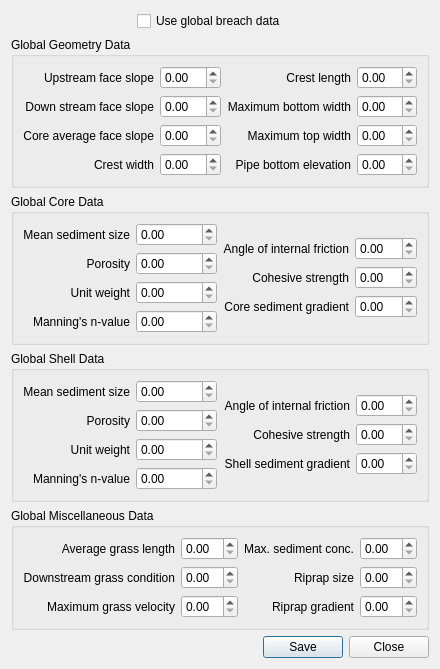
Old version of the form flo2d/ui/global_breach_data.ui in the repository FLO-2DSoftware/qgis-flo-2d-plugin.
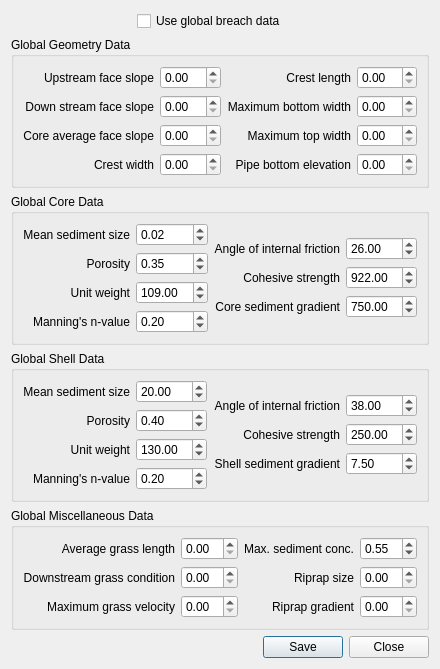
New version of the form.

Commit message: breach-defaults, channel profile legend, HYSTRUC.DAT 1st. line complete

The edit to the form file:
```diff
--- a/flo2d/ui/global_breach_data.ui
+++ b/flo2d/ui/global_breach_data.ui
@@ -69,16 +69,35 @@
         <item row="0" column="1">
          <layout class="QGridLayout" name="gridLayout_13">
           <item row="0" column="0">
-           <widget class="QDoubleSpinBox" name="gd50c_dbox"/>
+           <widget class="QDoubleSpinBox" name="gd50c_dbox">
+            <property name="value">
+             <double>0.020000000000000</double>
+            </property>
+           </widget>
           </item>
           <item row="1" column="0">
-           <widget class="QDoubleSpinBox" name="gporc_dbox"/>
+           <widget class="QDoubleSpinBox" name="gporc_dbox">
+            <property name="value">
+             <double>0.350000000000000</double>
+            </property>
+           </widget>
           </item>
           <item row="2" column="0">
-           <widget class="QDoubleSpinBox" name="guwc_dbox"/>
+           <widget class="QDoubleSpinBox" name="guwc_dbox">
+            <property name="maximum">
+             <double>9999.000000000000000</double>
+            </property>
+            <property name="value">
+             <double>109.000000000000000</double>
+            </property>
+           </widget>
           </item>
           <item row="3" column="0">
-           <widget class="QDoubleSpinBox" name="gcnc_dbox"/>
+           <widget class="QDoubleSpinBox" name="gcnc_dbox">
+            <property name="value">
+             <double>0.200000000000000</double>
+            </property>
+           </widget>
           </item>
          </layout>
         </item>
@@ -123,13 +142,34 @@
         <item row="0" column="1">
          <layout class="QGridLayout" name="gridLayout_10">
           <item row="0" column="0">
-           <widget class="QDoubleSpinBox" name="gafrc_dbox"/>
+           <widget class="QDoubleSpinBox" name="gafrc_dbox">
+            <property name="maximum">
+             <double>999.000000000000000</double>
+            </property>
+            <property name="value">
+             <double>26.000000000000000</double>
+            </property>
+           </widget>
           </item>
           <item row="1" column="0">
-           <widget class="QDoubleSpinBox" name="gcohc_dbox"/>
+           <widget class="QDoubleSpinBox" name="gcohc_dbox">
+            <property name="maximum">
+             <double>9999.000000000000000</double>
+            </property>
+            <property name="value">
+             <double>922.000000000000000</double>
+            </property>
+           </widget>
           </item>
           <item row="2" column="0">
-           <widget class="QDoubleSpinBox" name="gunfcc_dbox"/>
+           <widget class="QDoubleSpinBox" name="gunfcc_dbox">
+            <property name="maximum">
+             <double>9999.000000000000000</double>
+            </property>
+            <property name="value">
+             <double>750.000000000000000</double>
+            </property>
+           </widget>
           </item>
          </layout>
         </item>
@@ -363,7 +403,11 @@
         <item row="0" column="1">
          <layout class="QGridLayout" name="gridLayout_26">
           <item row="0" column="0">
-           <widget class="QDoubleSpinBox" name="gsedconmax_dbox"/>
+           <widget class="QDoubleSpinBox" name="gsedconmax_dbox">
+            <property name="value">
+             <double>0.550000000000000</double>
+            </property>
+           </widget>
           </item>
           <item row="1" column="0">
            <widget class="QDoubleSpinBox" name="gd50df_dbox"/>
@@ -446,16 +490,35 @@
         <item row="0" column="1">
          <layout class="QGridLayout" name="gridLayout_17">
           <item row="0" column="0">
-           <widget class="QDoubleSpinBox" name="gd50s_dbox"/>
+           <widget class="QDoubleSpinBox" name="gd50s_dbox">
+            <property name="value">
+             <double>20.000000000000000</double>
+            </property>
+           </widget>
           </item>
           <item row="1" column="0">
-           <widget class="QDoubleSpinBox" name="gpors_dbox"/>
+           <widget class="QDoubleSpinBox" name="gpors_dbox">
+            <property name="value">
+             <double>0.400000000000000</double>
+            </property>
+           </widget>
           </item>
           <item row="2" column="0">
-           <widget class="QDoubleSpinBox" name="guws_dbox"/>
+           <widget class="QDoubleSpinBox" name="guws_dbox">
+            <property name="maximum">
+             <double>9999.000000000000000</double>
+            </property>
+            <property name="value">
+             <double>130.000000000000000</double>
+            </property>
+           </widget>
           </item>
           <item row="3" column="0">
-           <widget class="QDoubleSpinBox" name="gcns_dbox"/>
+           <widget class="QDoubleSpinBox" name="gcns_dbox">
+            <property name="value">
+             <double>0.200000000000000</double>
+            </property>
+           </widget>
           </item>
          </layout>
         </item>
@@ -500,13 +563,31 @@
         <item row="0" column="1">
          <layout class="QGridLayout" name="gridLayout_20">
           <item row="2" column="0">
-           <widget class="QDoubleSpinBox" name="gunfcs_dbox"/>
+           <widget class="QDoubleSpinBox" name="gunfcs_dbox">
+            <property name="value">
+             <double>7.500000000000000</double>
+            </property>
+           </widget>
           </item>
           <item row="1" column="0">
-           <widget class="QDoubleSpinBox" name="gcohs_dbox"/>
+           <widget class="QDoubleSpinBox" name="gcohs_dbox">
+            <property name="maximum">
+             <double>9999.000000000000000</double>
+            </property>
+            <property name="value">
+             <double>250.000000000000000</double>
+            </property>
+           </widget>
           </item>
           <item row="0" column="0">
-           <widget class="QDoubleSpinBox" name="gafrs_dbox"/>
+           <widget class="QDoubleSpinBox" name="gafrs_dbox">
+            <property name="maximum">
+             <double>999.000000000000000</double>
+            </property>
+            <property name="value">
+             <double>38.000000000000000</double>
+            </property>
+           </widget>
           </item>
          </layout>
         </item>
```
The commit also changes 16 other files.
